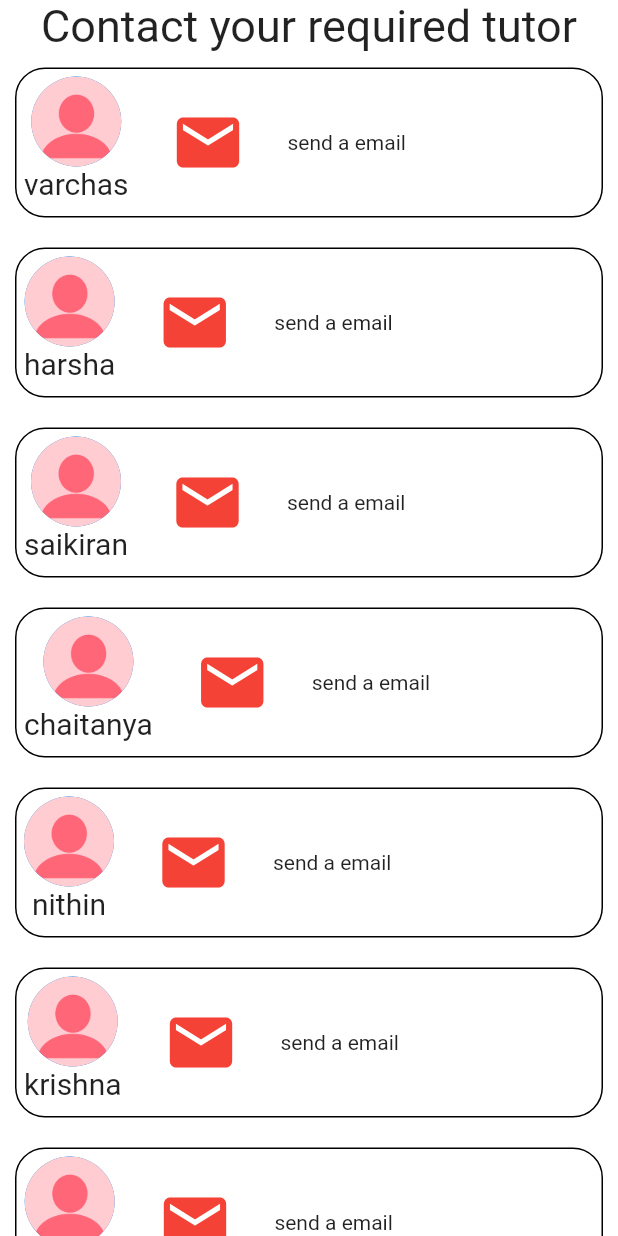
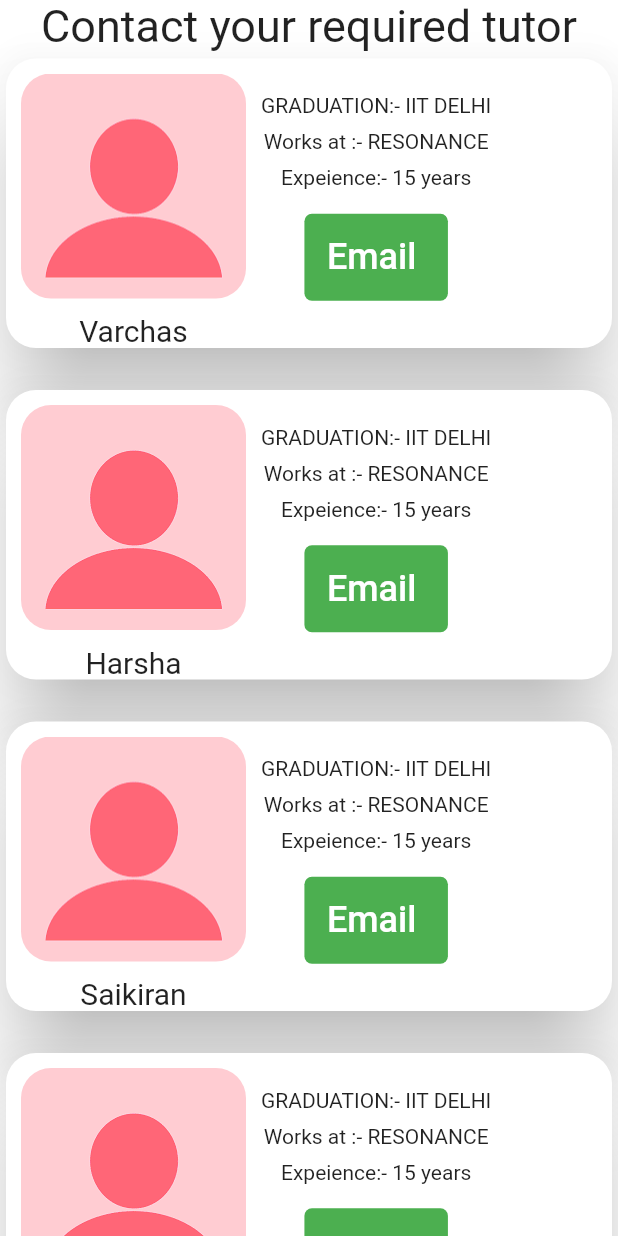
Before and after one commit to harsha2149/tute-app, a Flutter app: the Contacts_details screen opened directly, on a phone screen of 412 x 824 dp. Run offline on Flutter 3.47's test engine with Material 2 defaults, Android fonts, the phone set to English and light mode, and no system bars; our stand-ins replace carousel_slider, font_awesome_flutter, table_calendar.

Commit message:
details page updates

```diff
--- a/lib/contacts/details.dart
+++ b/lib/contacts/details.dart
@@ -2,9 +2,6 @@ import 'package:flutter/material.dart';
 import 'package:url_launcher/url_launcher.dart';
 
 class Contacts_details extends StatefulWidget {
-
-
-
   @override
   State<Contacts_details> createState() => _Contacts_detailsState();
 }
@@ -18,180 +15,103 @@ class _Contacts_detailsState extends State<Contacts_details> {
         child: SafeArea(
           child: Column(
             children: [
-
-              Text('Contact your required tutor',style: TextStyle(
+              Text(
+                'Contact your required tutor',
+                style: TextStyle(
                   fontSize: 30,
-
-              ),),
-                contact_info('varchas'),
-              contact_info('harsha'),
-              contact_info('saikiran'),
-              contact_info('chaitanya'),
-              contact_info('nithin'),
-              contact_info('krishna'),
-              contact_info('prasad'),
-              contact_info('gowtham'),
-              contact_info('mahesh'),
-              contact_info('jithendra'),
-              contact_info('sunil'),
-              contact_info('darsh'),
-
-
+                ),
+              ),
+              contact_container('Varchas'),
+              SizedBox(height: 20),
+              contact_container('Harsha'),
+              SizedBox(height: 20),
+              contact_container('Saikiran'),
+              SizedBox(height: 20),
+              contact_container('Chaitanya'),
+              SizedBox(height: 20),
+              contact_container('Nithin'),
+              SizedBox(height: 20),
+              contact_container('Krishna'),
+              SizedBox(height: 20),
+              contact_container('Prasad'),
+              SizedBox(height: 20),
+              contact_container('Gowtham'),
+              SizedBox(height: 20),
+              contact_container('Mahesh'),
+              SizedBox(height: 20),
+              contact_container('Jithendra'),
+              SizedBox(height: 20),
+              contact_container('Sunil'),
+              SizedBox(height: 20),
+              contact_container('Darsh'),
+              SizedBox(height: 20),
             ],
           ),
-
         ),
       ),
     );
   }
 }
 
-
-class contact_info extends StatelessWidget {
-
-  contact_info(this.prof_name);
+class contact_container extends StatelessWidget {
+  contact_container(this.prof_name);
   String prof_name;
-
 
   @override
   Widget build(BuildContext context) {
-    return Container(
-      height: 100,
-      margin: EdgeInsets.all(10),
-      padding: EdgeInsets.all(5),
-      width: double.infinity,
-      decoration: BoxDecoration(
-        color: Colors.white60,
-        borderRadius: BorderRadius.all(Radius.circular(20)),
-        border: Border.all(
-          width: 1.0,
-        ),
-      ),
+    return Center(
+      child: Card(
+          shape:
+              RoundedRectangleBorder(borderRadius: BorderRadius.circular(20)),
+          elevation: 25,
           child: Row(
             children: [
               Column(
                 children: [
-              CircleAvatar(
-                radius: 30,
-                backgroundImage: AssetImage('images/profile_image.png'),
+                  Padding(
+                    padding: const EdgeInsets.all(10.0),
+                    child: ClipRRect(
+                      borderRadius: BorderRadius.circular(20),
+                      child: Image(
+                        height: 150,
+                        image: AssetImage('images/profile_image.png'),
                       ),
-              SizedBox(
-                width: 30,
                     ),
-              Text(
-                prof_name,
-                style: TextStyle(
-                  fontSize: 20,
+                  ),
+                  Text(prof_name, style: TextStyle(
+                    fontSize: 20
+                  ),),
+                ],
+              ),
+
+              Column(
+                mainAxisAlignment: MainAxisAlignment.end,
+                children: [
+                  Text('GRADUATION:- IIT DELHI'),
+                  SizedBox(height: 8,),
+                  Text('Works at :- RESONANCE'),
+                  SizedBox(height: 8,),
+
+                  Text('Expeience:- 15 years'),
+                  SizedBox(height: 8,),
+
+                  TextButton(
+                    onPressed: () {},
+                    child: Container(
+                      decoration: BoxDecoration(
+                          color: Colors.green,
+                          borderRadius: BorderRadius.circular(5)),
+                      padding: EdgeInsets.all(15),
+                      child: Text(
+                        "Email ",
+                        style: TextStyle(fontSize: 24, color: Colors.white),
+                      ),
                     ),
                   ),
                 ],
               ),
-          SizedBox(
-            width: 20,
-          ),
-          Expanded(
-            child: Column(
-              children: [
-                //hello
-
-                Expanded(
-                  child: Row(
-                    children: [
-                     TextButton(
-                       onPressed: (){
-                       },
-                       child: Container(
-                         child: Icon(Icons.email, color: Colors.red,size: 50,),
-                       ),
-
-                     ),
-                      SizedBox(
-                        width: 20,
-                      ),
-                      Text('send a email')
             ],
-                  ),
-                )
-
-              ],
-            ),
-          )
-
-
-        ],
-      ),
-
+          )),
     );
   }
 }
-
-
-
-
-class contact_container extends StatelessWidget {
-
-  @override
-  Widget build(BuildContext context) {
-    return Padding(
-      padding: const EdgeInsets.all(8.0),
-      child: Card(
-        color: Colors.green,
-        elevation: 16,
-        shape: RoundedRectangleBorder(
-          borderRadius: BorderRadius.circular(10),
-        ),
-        child: Wrap(
-          children: [
-            Container(
-              width: MediaQuery.of(context).size.width,
-              decoration: BoxDecoration(
-                  color: Colors.white,
-                  borderRadius: BorderRadius.only(
-                      bottomRight: Radius.circular(10),
-                      topRight: Radius.circular(10))),
-              margin: EdgeInsets.only(left: 10),
-              padding: EdgeInsets.symmetric(horizontal: 16, vertical: 10),
-              child: Column(
-                crossAxisAlignment: CrossAxisAlignment.start,
-                children: [
-                  Center(child: Image.asset('images/offer-wallpaper.png', height: 110,)),
-                  Center(
-                    child: Text(
-                      "Reward received",
-                      style: TextStyle(fontSize: 24),
-                    ),
-                  ),
-                  SizedBox(
-                    height: 10,
-                  ),
-                  Row(
-                    mainAxisAlignment: MainAxisAlignment.spaceBetween,
-                    children: [
-                      Expanded(
-                          child: Text("validity: 14-06-2021 to 14-08-2021 ",
-                              style: TextStyle(fontSize: 24))),
-                      Expanded(
-                          child: TextButton(
-                              onPressed: () {},
-                              child: Container(
-                                  decoration: BoxDecoration(
-                                      color: Colors.green,
-                                      borderRadius:
-                                      BorderRadius.circular(5)),
-                                  padding: EdgeInsets.all(15),
-                                  child: Text("Claim ",
-                                      style: TextStyle(fontSize: 24, color: Colors.white)))))
-                    ],
-                  ),
-                  SizedBox(
-                    height: 20,
-                  ),
-                ],
-              ),
-            )
-          ],
-        ),
-      ),
-    );
-  }
-}
```
Also changed, not shown: lib/bottomNav_pages/chat.dart (+14 -14 lines). Lines whose indentation alone changed are shown as unchanged.
